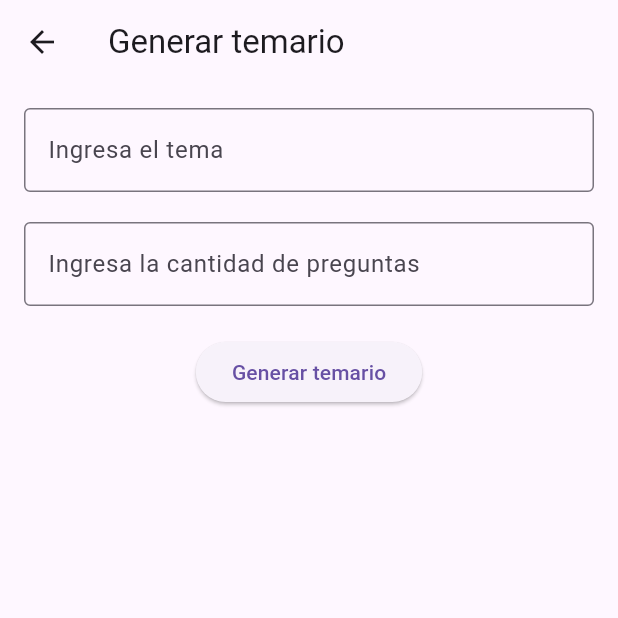
After one commit to morganbyte/ia-docente-app, a Flutter app: the PlantillaScreen screen opened directly, after a tap on "Temarios", on a phone screen of 412 x 824 dp, the top half of it. The commit adds this screen. Run offline on Flutter 3.47's test engine with Material 3 defaults, Android fonts, the light colour scheme and no system bars; our stand-ins replace cloud_firestore, firebase_auth, firebase_core, google_sign_in; accounts and stored records are empty.

Commit message:
vista plantillas

```diff
--- /dev/null
+++ b/flutter_application_1/lib/ui/screens/plantilla_form_screen.dart
@@ -0,0 +1,107 @@
+import 'dart:convert';
+
+import 'package:flutter/material.dart';
+import 'package:http/http.dart' as http;
+
+class PlantillaFormScreen extends StatefulWidget {
+  final String tipoPlantilla;
+  PlantillaFormScreen({required this.tipoPlantilla});
+
+  @override
+  _PlantillaFormScreenState createState() => _PlantillaFormScreenState();
+}
+
+class _PlantillaFormScreenState extends State<PlantillaFormScreen> {
+  final TextEditingController _temaController = TextEditingController();
+  final TextEditingController _numeroPreguntasController =
+      TextEditingController();
+  final TextEditingController _dificultadController = TextEditingController();
+  String? PlantillaData;
+
+  @override
+  Widget build(BuildContext context) {
+    return Scaffold(
+      appBar: AppBar(title: Text('Generar ${widget.tipoPlantilla}')),
+      body: Padding(
+        padding: const EdgeInsets.all(16.0),
+        child: Column(
+          children: [
+            TextFormField(
+              controller: _temaController,
+              decoration: InputDecoration(
+                labelText: 'Ingresa el tema',
+                border: OutlineInputBorder(),
+              ),
+            ),
+            SizedBox(height: 20),
+            TextFormField(
+              controller: _numeroPreguntasController,
+              decoration: InputDecoration(
+                labelText: 'Ingresa la cantidad de preguntas',
+                border: OutlineInputBorder(),
+              ),
+            ),
+            SizedBox(height: 20),
+            ElevatedButton(
+              onPressed: () {
+                _sendDataToAI();
+              },
+              child: Text('Generar ${widget.tipoPlantilla}'),
+            ),
+          ],
+        ),
+      ),
+    );
+  }
+
+  void _sendDataToAI() async {
+    final prompt = _temaController.text.trim();
+    final numeroPreguntas =
+        int.tryParse(_numeroPreguntasController.text.trim()) ?? 5;
+    final dificultad = _dificultadController.text.trim();
+
+    if (prompt.isEmpty) {
+      return;
+    }
+
+    Map<String, dynamic> requestData = {
+      'templateType': widget.tipoPlantilla,
+      'topic': prompt,
+    };
+
+    final response = await http.post(
+      Uri.parse('https://api.deepseek.com/generateTemplate'),
+      headers: {'Content-Type': 'application/json'},
+      body: jsonEncode(requestData),
+    );
+
+    if (response.statusCode == 200) {
+      setState(() {
+        PlantillaData = response.body;
+      });
+      // Mostrar la plantilla generada
+      _showGeneratedTemplate(PlantillaData!);
+    } else {
+      print('Error al generar plantilla');
+    }
+  }
+
+  void _showGeneratedTemplate(String plantilla) {
+    showDialog(
+      context: context,
+      builder:
+          (_) => AlertDialog(
+            title: Text('Plantilla Generada'),
+            content: Text(plantilla),
+            actions: [
+              TextButton(
+                onPressed: () {
+                  Navigator.pop(context);
+                },
+                child: Text('Cerrar'),
+              ),
+            ],
+          ),
+    );
+  }
+}
--- /dev/null
+++ b/flutter_application_1/lib/ui/screens/plantilla_screen.dart
@@ -0,0 +1,42 @@
+import 'package:flutter/material.dart';
+import './plantilla_form_screen.dart';
+
+class PlantillaScreen extends StatelessWidget {
+  @override
+  Widget build(BuildContext context) {
+    return Scaffold(
+      appBar: AppBar(title: Text('Seleccionar Plantilla')),
+      body: ListView(
+        children: [
+          _buildPlantillaOption(context, 'Temarios', 'temario'),
+          _buildPlantillaOption(context, 'Talleres', 'taller'),
+          _buildPlantillaOption(context, 'Exámenes', 'examen'),
+          _buildPlantillaOption(context, 'Quizzes', 'quiz'),
+          _buildPlantillaOption(context, 'Planes de Estudio', 'planEstudio'),
+        ],
+      ),
+    );
+  }
+
+  Widget _buildPlantillaOption(
+    BuildContext context,
+    String label,
+    String templateType,
+  ) {
+    return Padding(
+      padding: const EdgeInsets.all(8.0),
+      child: ElevatedButton(
+        onPressed: () {
+          Navigator.push(
+            context,
+            MaterialPageRoute(
+              builder:
+                  (context) => PlantillaFormScreen(tipoPlantilla: templateType),
+            ),
+          );
+        },
+        child: Text(label),
+      ),
+    );
+  }
+}
```
Also changed, not shown: flutter_application_1/lib/data/services/ia_service.dart (+18 -20 lines), flutter_application_1/lib/ui/screens/ia_chat_screen.dart (+41 -14 lines).
